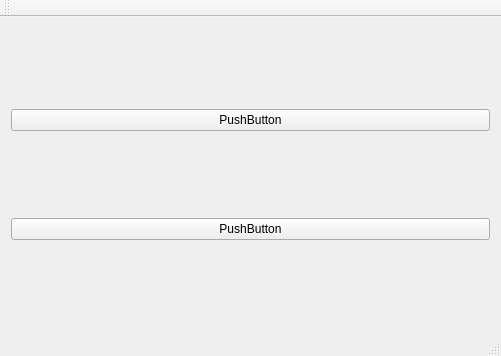
Above: mainwindow.ui from HiDAl/LuzCamaraQT before the change. Below: the same form after it.
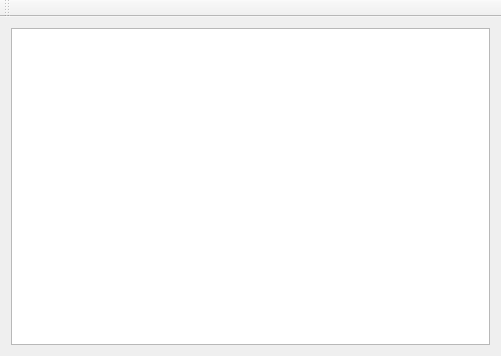
That is the form after the change.

The edit to the form file:
```diff
--- a/mainwindow.ui
+++ b/mainwindow.ui
@@ -23,22 +23,11 @@
    <property name="autoFillBackground">
     <bool>true</bool>
    </property>
-   <layout class="QHBoxLayout" name="horizontalLayout">
-    <item>
-     <layout class="QVBoxLayout" name="verticalLayout" stretch="0,0">
+   <layout class="QGridLayout" name="gridLayout">
+    <item row="0" column="0">
+     <layout class="QHBoxLayout" name="horizontalLayout" stretch="0">
       <item>
-       <widget class="QPushButton" name="pushButton">
-        <property name="text">
-         <string>PushButton</string>
-        </property>
-       </widget>
-      </item>
-      <item>
-       <widget class="QPushButton" name="pushButton_2">
-        <property name="text">
-         <string>PushButton</string>
-        </property>
-       </widget>
+       <widget class="QListWidget" name="listWidget"/>
       </item>
      </layout>
     </item>
@@ -62,7 +51,6 @@
     <bool>false</bool>
    </attribute>
   </widget>
-  <widget class="QStatusBar" name="statusBar"/>
  </widget>
  <layoutdefault spacing="6" margin="11"/>
  <resources/>
```
